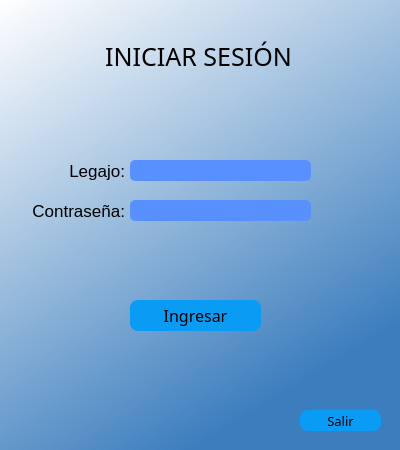
Qt form designer/login.ui (LeonelScalise/EDDYPOO-REY_V2.0) before a commit.
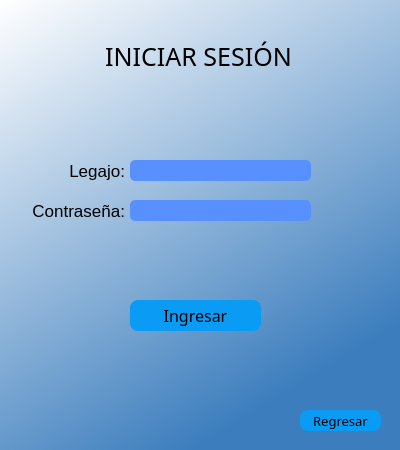
The same form after that commit.

```diff
--- a/designer/login.ui
+++ b/designer/login.ui
@@ -250,7 +250,7 @@
 background-color: qlineargradient(spread:pad, x1:0, y1:0, x2:1, y2:1, stop:0 rgba(10, 155, 245, 255));</string>
     </property>
     <property name="text">
-     <string notr="true">Salir</string>
+     <string notr="true">Regresar</string>
     </property>
     <property name="checkable">
      <bool>false</bool>
@@ -259,9 +259,9 @@
    <widget class="QLabel" name="label_error">
     <property name="geometry">
      <rect>
-      <x>70</x>
+      <x>30</x>
       <y>250</y>
-      <width>241</width>
+      <width>331</width>
       <height>16</height>
      </rect>
     </property>
```
Left out of the diff: 41 changed lines with no effect on the pictures.
